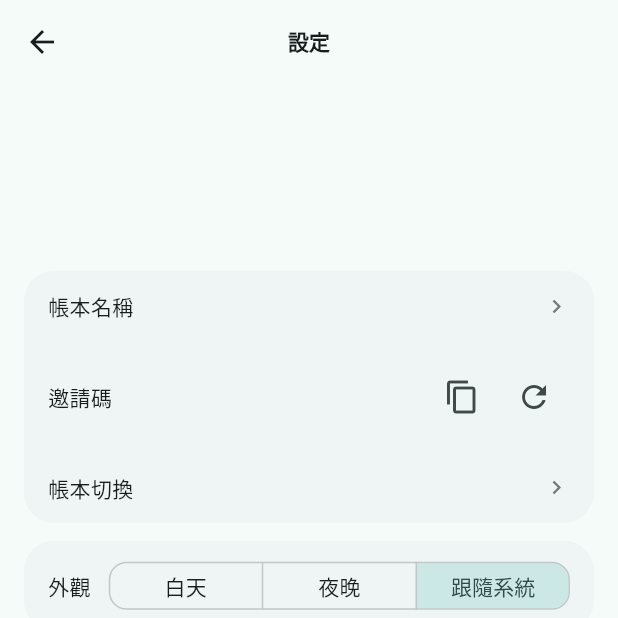
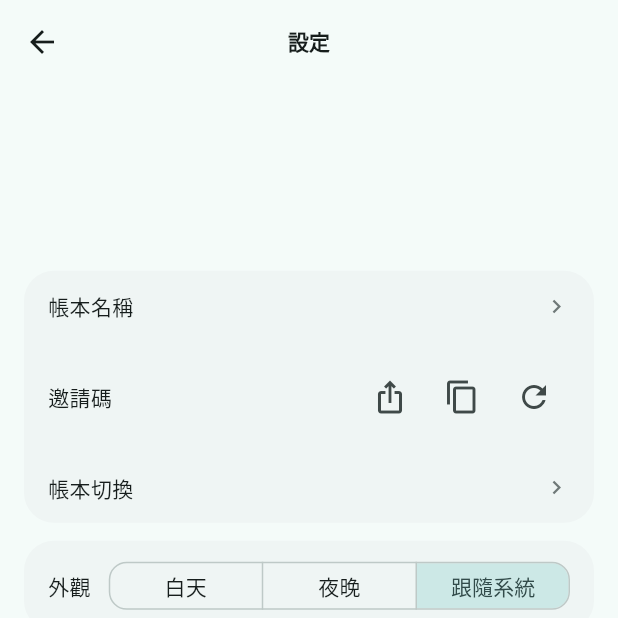
Before and after one commit to mike504110403/accounting, a Flutter app: the SettingsPage screen opened by its route, after a tap on the "content copy" icon, on a phone screen of 412 x 824 dp, the top half of it. Run offline on Flutter 3.47's test engine with Material 3 defaults, Android fonts, the phone set to English and light mode, and no system bars; our stand-ins replace flutter_riverpod, flutter_slidable, go_router, google_fonts, share_plus, shared_preferences and 3 more; accounts and stored records are empty.

Commit message:
feat(share): 邀請改共用系統分享——iOS 帶 TestFlight 公開連結（修 Uri.base 空 origin）、iPad 錨點、設定頁邀請碼加分享鈕

```diff
--- a/lib/features/settings/settings_page.dart
+++ b/lib/features/settings/settings_page.dart
@@ -4,6 +4,7 @@ import 'package:flutter_riverpod/flutter_riverpod.dart';
 import 'package:go_router/go_router.dart';
 
 import '../../app/build_info.dart';
+import '../../app/invite_share.dart';
 import '../../app/tutorial.dart';
 
 import '../../app/format.dart';
@@ -129,6 +130,13 @@ class _LedgerCard extends ConsumerWidget {
             trailing: Row(
               mainAxisSize: MainAxisSize.min,
               children: [
+                IconButton(
+                  key: const Key('share-invite'),
+                  icon: const Icon(Icons.ios_share_outlined),
+                  tooltip: '分享邀請',
+                  onPressed: () => shareInvite(context,
+                      ledgerName: ledger.name, inviteCode: ledger.inviteCode),
+                ),
                 IconButton(
                   key: const Key('copy-invite-code'),
                   icon: const Icon(Icons.copy_outlined),
```
Also changed, not shown: lib/app/invite_share.dart (added, +42 -0 lines), lib/features/auth/onboarding_page.dart (+3 -19 lines).
